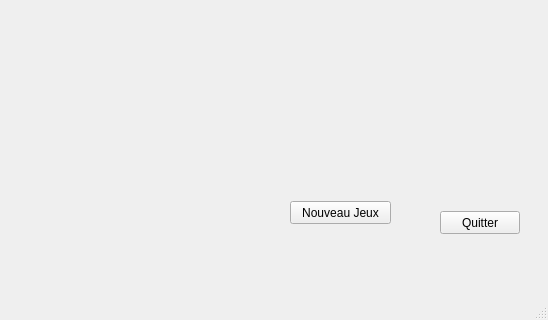
The window that preprojet/CV/Gauffre/GameWindow.ui (paboccard/Projet_Prog_Jeu) describes before a commit, drawn with Qt 5; both pictures show x 0 to 548 and y 206 to 526 of the 548 by 526 pixel window.
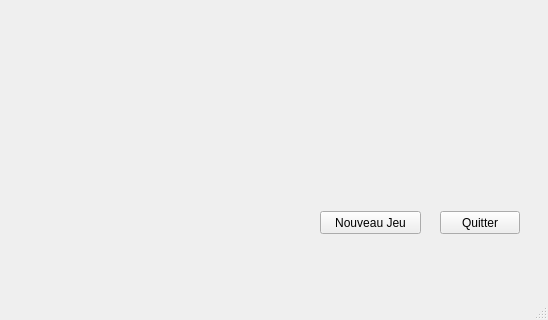
The same window after the commit.

```diff
--- a/preprojet/CV/Gauffre/GameWindow.ui
+++ b/preprojet/CV/Gauffre/GameWindow.ui
@@ -17,8 +17,8 @@
    <widget class="QPushButton" name="newButton">
     <property name="geometry">
      <rect>
-      <x>290</x>
-      <y>390</y>
+      <x>320</x>
+      <y>400</y>
       <width>101</width>
       <height>23</height>
      </rect>
@@ -33,7 +33,7 @@
      <string/>
     </property>
     <property name="text">
-     <string>Nouveau Jeux</string>
+     <string>Nouveau Jeu</string>
     </property>
    </widget>
    <widget class="QPushButton" name="pushButton">
```
